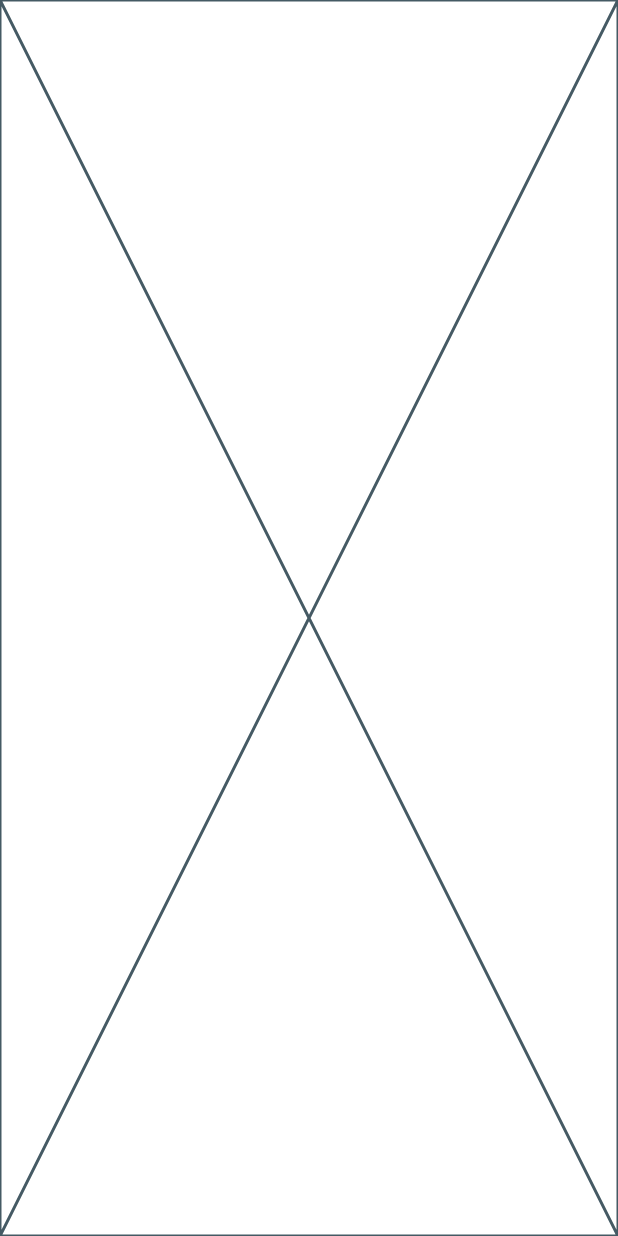
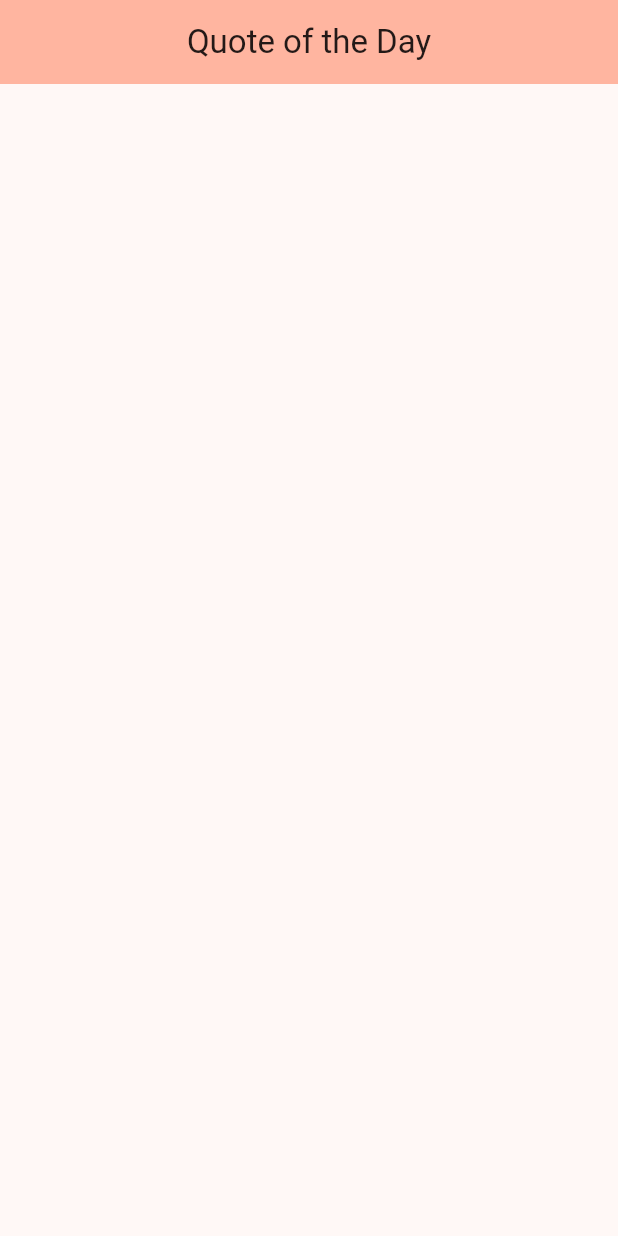
Before and after one commit to srinu2003/quote_of_the_day, a Flutter app: the screen it shows after launch, on a phone screen of 412 x 824 dp. Run offline on Flutter 3.47's test engine with Material 3 defaults, Android fonts, the phone set to English and light mode, and no system bars; our stand-ins replace google_fonts.

Commit message:
chore: Update QuoteOfTheDay widget with app bar and title

```diff
--- a/lib/main.dart
+++ b/lib/main.dart
@@ -29,6 +29,8 @@ class QuotesApp extends StatelessWidget {
 class QuoteOfTheDay extends StatefulWidget {
   const QuoteOfTheDay({super.key});
 
+  String get title => 'Quote of the Day';
+
   @override
   State<QuoteOfTheDay> createState() => _QuoteOfTheDayState();
 }
@@ -36,6 +38,12 @@ class QuoteOfTheDay extends StatefulWidget {
 class _QuoteOfTheDayState extends State<QuoteOfTheDay> {
   @override
   Widget build(BuildContext context) {
-    return const Placeholder();
+    return Scaffold(
+      appBar: AppBar(
+        title: Text(widget.title),
+        backgroundColor: Theme.of(context).colorScheme.inversePrimary,
+        centerTitle: true,
+      ),
+    );
   }
 }
```
